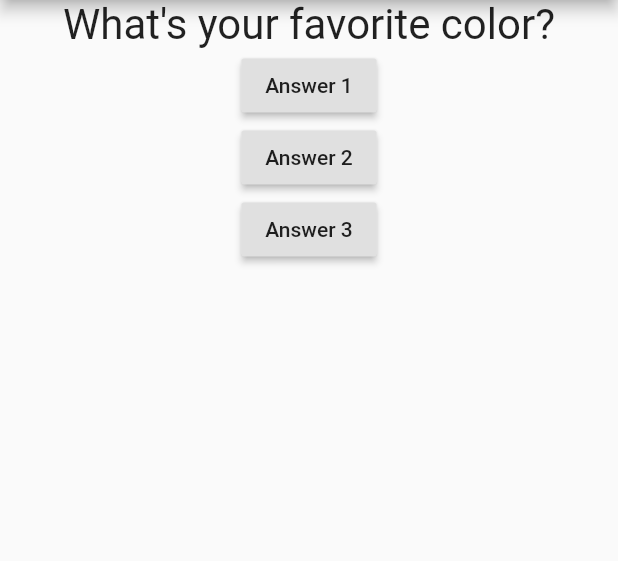
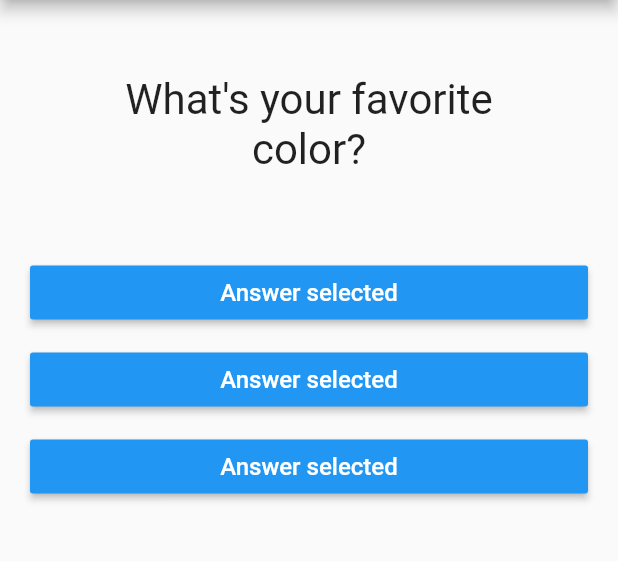
Before and after one commit to reemharbi/flutter-first-app, a Flutter app: the screen it shows after launch, on a phone screen of 412 x 824 dp, the part 84-645 px from its top. Run offline on Flutter 3.47's test engine with Material 2 defaults, Android fonts, the phone set to English and light mode, and no system bars.

Commit message:
Create Answer Widget

```diff
--- /dev/null
+++ b/lib/answer.dart
@@ -0,0 +1,23 @@
+import 'package:flutter/material.dart';
+
+class Answer extends StatelessWidget {
+  final Function selectHandler;
+
+  Answer(this.selectHandler);
+  @override
+  Widget build(BuildContext context) {
+    return Container(
+      width: double.infinity,
+      margin: EdgeInsets.symmetric(horizontal: 20, vertical: 5),
+      child: RaisedButton(
+        color: Colors.blue,
+        textColor: Colors.white,
+        child: Text(
+          'Answer selected',
+          style: TextStyle(fontSize: 16),
+        ),
+        onPressed: selectHandler,
+      ),
+    );
+  }
+}
--- a/lib/main.dart
+++ b/lib/main.dart
@@ -1,6 +1,7 @@
 import 'package:flutter/material.dart';
-
+// Custom widgets imports
 import './question.dart';
+import './answer.dart';
 
 void main() => runApp(MyApp());
 
@@ -15,9 +16,9 @@ class MyApp extends StatefulWidget {
 class _MyAppState extends State<MyApp> {
   var _questionIndex = 0;
 
-  void answerQuestion() {
+  void _answerQuestion() {
     setState(() {
-    _questionIndex = _questionIndex + 1;
+      _questionIndex = _questionIndex + 1;
     });
     print(_questionIndex);
   }
@@ -42,20 +43,20 @@ class _MyAppState extends State<MyApp> {
             Question(
               questions[_questionIndex],
             ),
-            RaisedButton(
-              child: Text('Answer 1'),
-              onPressed: answerQuestion,
-            ),
-            RaisedButton(
-              child: Text('Answer 2'),
-              onPressed: () => print('Answer 2 chosen!'),
-            ),
-            RaisedButton(
-              child: Text('Answer 3'),
-              onPressed: () {
-                print('Answer 3 chosen!!!');
-              },
-            ),
+            Answer(_answerQuestion),
+            Answer(_answerQuestion),
+            Answer(_answerQuestion),
+
+            // RaisedButton(
+            //   child: Text('Answer 2'),
+            //   onPressed: () => print('Answer 2 chosen!'),
+            // ),
+            // RaisedButton(
+            //   child: Text('Answer 3'),
+            //   onPressed: () {
+            //     print('Answer 3 chosen!!!');
+            //   },
+            // ),
           ],
         ),
       ),
--- a/lib/question.dart
+++ b/lib/question.dart
@@ -9,6 +9,7 @@ class Question extends StatelessWidget {
   Widget build(BuildContext context) {
     return Container(
       width: double.infinity,
+      margin: EdgeInsets.all(50),
       child: Text(
         questionText,
         style: TextStyle(fontSize: 28),
```
